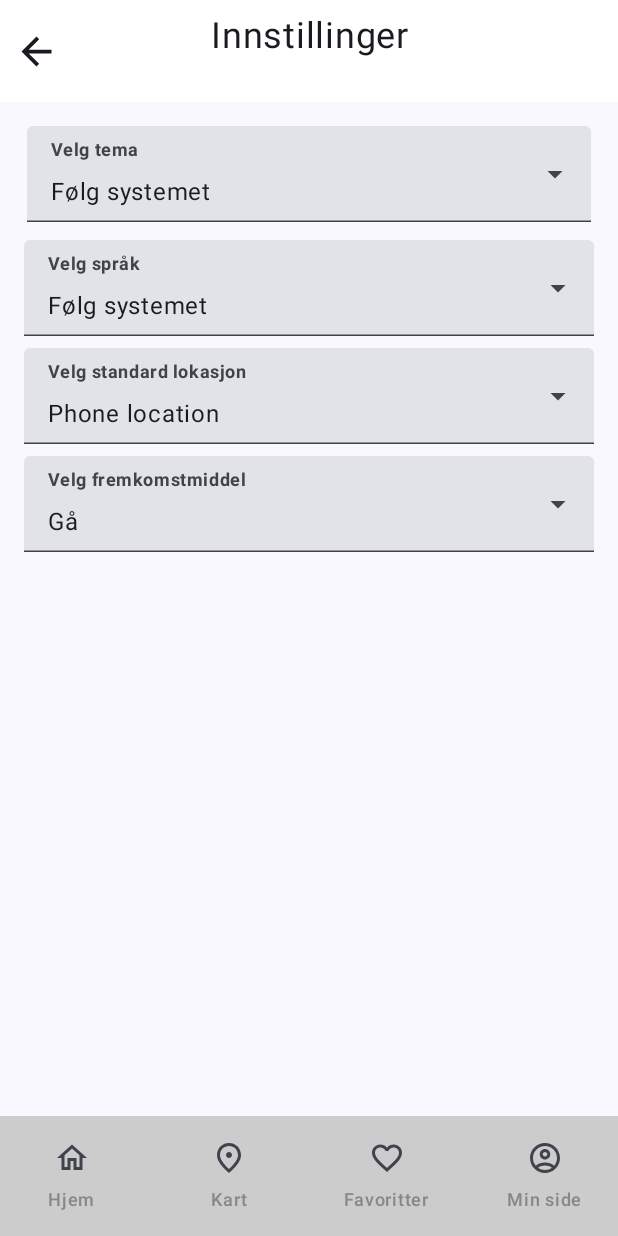
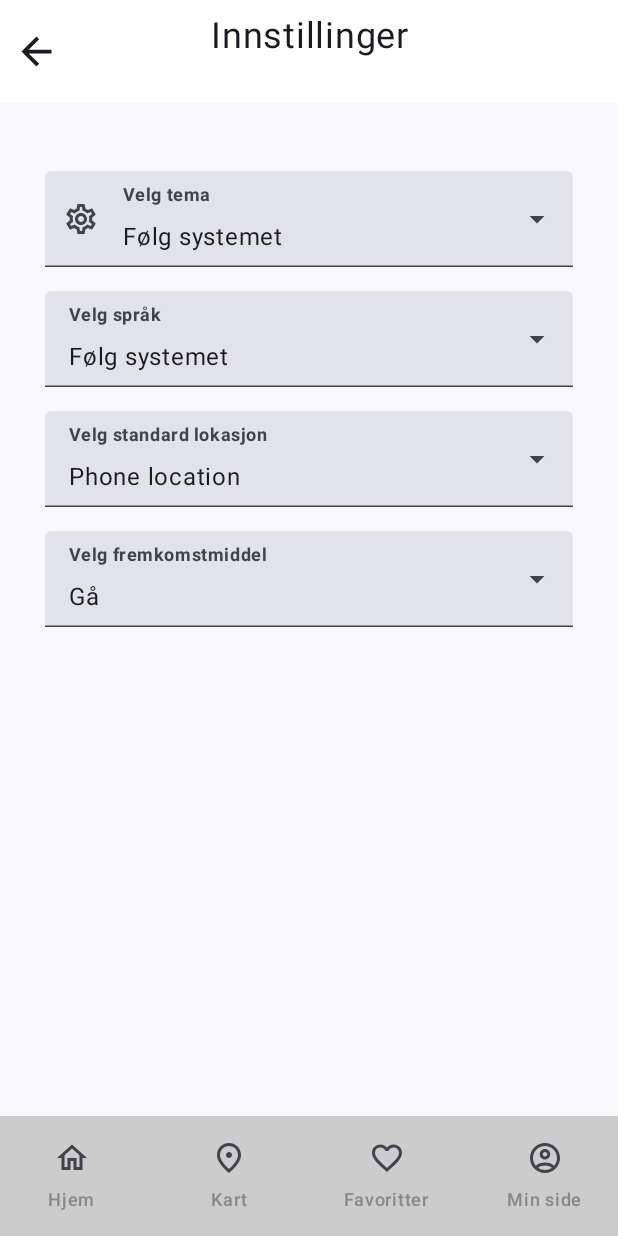
Before and after one commit to Macpon7/IN2000-Project---Skumring, an Android app built with Jetpack Compose: the SettingsScreen screen opened through its navigation route, on a phone screen of 412 x 824 dp. Run offline under Robolectric (Android 15) with nearby library versions, the phone set to English and light mode, and no system bars; libraries missing offline, so code that uses them is left out: com.mapbox.geojson, com.mapbox.maps, io.ktor.serialization.

Commit message:
add icons to SettingsScreen.kt, not done

```diff
--- a/app/src/main/java/no/uio/ifi/in2000/adrianch/adrianch/skumring/ui/settings/SettingsOptions.kt
+++ b/app/src/main/java/no/uio/ifi/in2000/adrianch/adrianch/skumring/ui/settings/SettingsOptions.kt
@@ -1,13 +1,20 @@
 package no.uio.ifi.in2000.adrianch.adrianch.skumring.ui.settings
+
+import androidx.compose.material.icons.Icons
+import androidx.compose.material.icons.outlined.Home
+import androidx.compose.material.icons.outlined.Settings
+import androidx.compose.material.icons.outlined.Star
+import androidx.compose.ui.graphics.vector.ImageVector
+import no.uio.ifi.in2000.adrianch.adrianch.skumring.R
 
 // Enum classes with settings
 
 // Lag det som alpaca
 
-enum class Theme {
-    FOLLOW_SYSTEM,
-    DARK_MODE,
-    LIGHT_MODE
+enum class Theme(val iconImageVector: ImageVector) {
+    FOLLOW_SYSTEM(Icons.Outlined.Settings),
+    DARK_MODE(Icons.Outlined.Star),
+    LIGHT_MODE(Icons.Outlined.Home)
 }
 
 enum class Language {
--- a/app/src/main/java/no/uio/ifi/in2000/adrianch/adrianch/skumring/ui/settings/SettingsScreen.kt
+++ b/app/src/main/java/no/uio/ifi/in2000/adrianch/adrianch/skumring/ui/settings/SettingsScreen.kt
@@ -11,6 +11,7 @@ import androidx.compose.foundation.rememberScrollState
 import androidx.compose.foundation.verticalScroll
 import androidx.compose.material.icons.Icons
 import androidx.compose.material.icons.filled.ArrowBack
+import androidx.compose.material.icons.outlined.Settings
 import androidx.compose.material3.DropdownMenuItem
 import androidx.compose.material3.ExperimentalMaterial3Api
 import androidx.compose.material3.ExposedDropdownMenuBox
@@ -129,7 +130,7 @@ fun SettingsScreen(
  */
 @Composable
 fun ContentSettings(settingsViewModel: SettingsViewModel) {
-    Column(modifier = Modifier.padding(16.dp)) {
+    Column(modifier = Modifier.padding(30.dp)) {
 
         // Content for choose mode:
         ChooseTheme(settingsViewModel = settingsViewModel)
@@ -164,9 +165,8 @@ fun ChooseTheme(settingsViewModel: SettingsViewModel) {
                 .menuAnchor()
                 .fillMaxWidth()
                 .padding(
-                    bottom = 12.dp,
-                    start = 2.dp,
-                    end = 2.dp ),
+                    bottom = 16.dp,
+                    top = 16.dp),
             readOnly = true,
             value = settingsUiState.selectedDropDownOptionTheme,
             onValueChange = {},
@@ -178,7 +178,13 @@ fun ChooseTheme(settingsViewModel: SettingsViewModel) {
             trailingIcon = {
                 ExposedDropdownMenuDefaults.TrailingIcon(
                 expanded = settingsUiState.dropdownExpandedTheme)},
-            colors = ExposedDropdownMenuDefaults.textFieldColors()
+            colors = ExposedDropdownMenuDefaults.textFieldColors(),
+            leadingIcon = {
+                Icon( // TODO
+                    imageVector = settingsUiState.theme.iconImageVector,
+                    contentDescription = "FOLLOW_SYSTEM"
+                )
+            }
         )
         ExposedDropdownMenu(
             modifier = Modifier.fillMaxWidth(),
@@ -192,7 +198,14 @@ fun ChooseTheme(settingsViewModel: SettingsViewModel) {
                     settingsViewModel.updateTheme(
                         theme = Theme.FOLLOW_SYSTEM
                     )
-                })
+                },
+                leadingIcon = {
+                    Icon( // TODO
+                        imageVector = Icons.Outlined.Settings,
+                        contentDescription = "FOLLOW_SYSTEM"
+                    )
+                }
+            )
             DropdownMenuItem(
                 modifier = Modifier,
                 text = { Text(text = stringResource(R.string.light_mode)) },
@@ -239,7 +252,7 @@ fun ChooseLanguage(settingsViewModel: SettingsViewModel) {
                 modifier = Modifier
                     .menuAnchor()
                     .fillMaxWidth()
-                    .padding(bottom = 8.dp),
+                    .padding(bottom = 16.dp),
                 readOnly = true,
                 value = settingsUiState.selectedDropDownOptionLanguage,
                 onValueChange = {},
@@ -309,7 +322,7 @@ fun ChooseStartLocation(settingsViewModel: SettingsViewModel) {
             modifier = Modifier
                 .menuAnchor()
                 .fillMaxWidth()
-                .padding(bottom = 8.dp),
+                .padding(bottom = 16.dp),
             readOnly = true,
             value = settingsUiState.selectedDropDownOptionLocation,
             onValueChange = {},
@@ -328,7 +341,7 @@ fun ChooseStartLocation(settingsViewModel: SettingsViewModel) {
         ) {
             DropdownMenuItem(
                 modifier = Modifier,
-                text = {Text(text = "Costum location")},
+                text = {Text(text = stringResource(R.string.costum_location))},
                 onClick = {
                 settingsViewModel.updateSelectedDefaultLocation(
                     location = Location.COSTUM_LOCATION
@@ -339,7 +352,7 @@ fun ChooseStartLocation(settingsViewModel: SettingsViewModel) {
             })
             DropdownMenuItem(
                 modifier = Modifier,
-                text = {Text( text = "Phone's location")},
+                text = {Text(text = stringResource(R.string.phones_location))},
                 onClick = {
                 settingsViewModel.updateSelectedDefaultLocation(
                     location = Location.PHONES_LOCATION
@@ -373,7 +386,7 @@ fun ChooseLocationAs(settingsViewModel: SettingsViewModel) {
             modifier = Modifier
                 .menuAnchor()
                 .fillMaxWidth()
-                .padding(bottom = 8.dp),
+                .padding(bottom = 16.dp),
             readOnly = true,
             value = settingsUiState.selectedLocationAs,
             onValueChange = {},
--- a/app/src/main/res/values/strings.xml
+++ b/app/src/main/res/values/strings.xml
@@ -37,7 +37,6 @@
     <string name="costum_location">Egendefinert sted</string>
     <string name="phones_location">Phone location</string>
 
-
     <string name="light_mode" translatable="false">Light mode</string>
     <string name="dark_mode" translatable="false">Dark mode</string>
 
```
